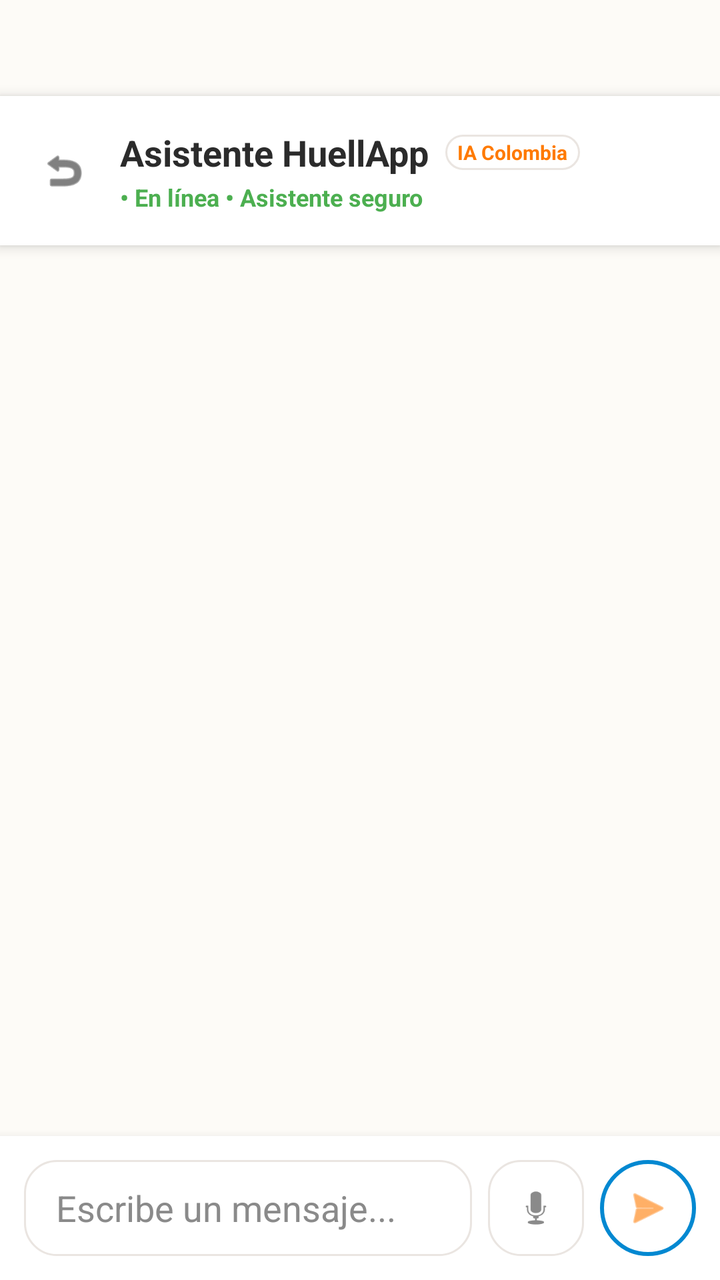
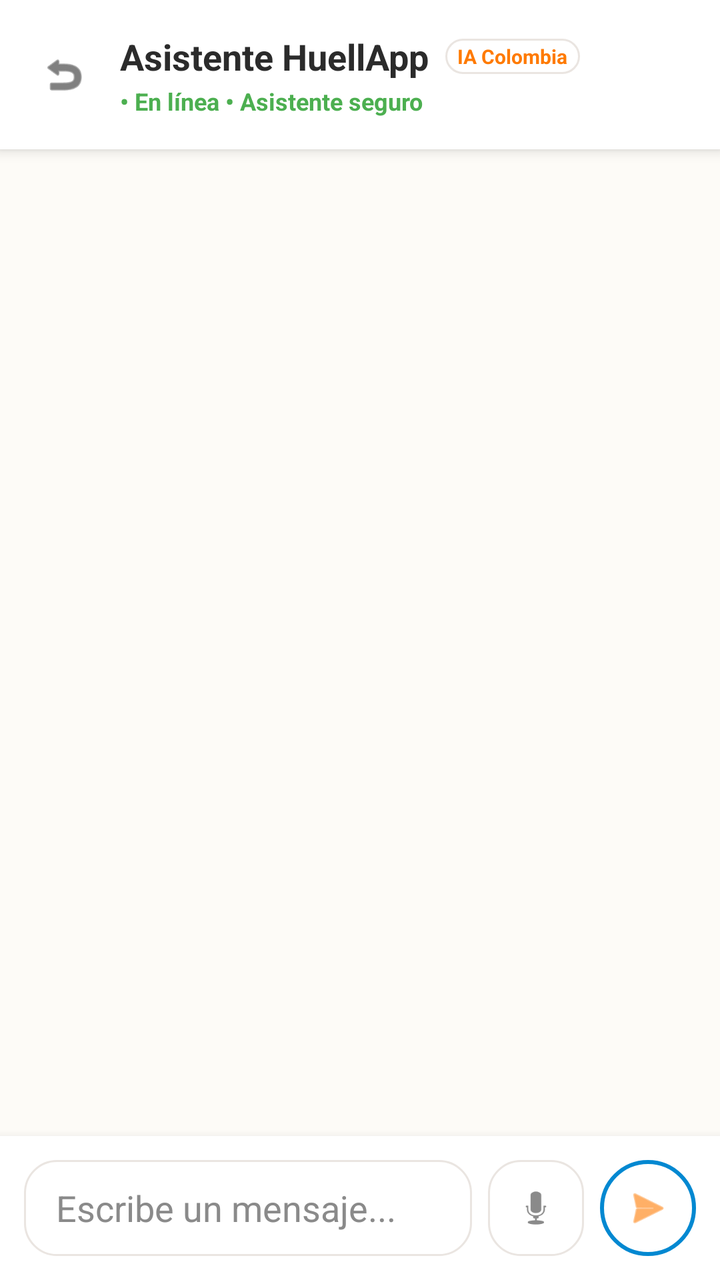

Compare the two renders of this Android layout. The source of the first and the diff that turns it into the second are given below.
<!-- AndroidManifest.xml: application theme Theme.HuellaApp -->
<!-- res/layout/activity_asistente_ia.xml -->
<?xml version="1.0" encoding="utf-8"?>
<androidx.constraintlayout.widget.ConstraintLayout xmlns:android="http://schemas.android.com/apk/res/android"
    xmlns:app="http://schemas.android.com/apk/res-auto"
    xmlns:tools="http://schemas.android.com/tools"
    android:layout_width="match_parent"
    android:layout_height="match_parent"
    android:background="@color/huellapp_background"
    tools:context=".AsistenteIAActivity">

    
    <LinearLayout
        android:id="@+id/headerChat"
        android:layout_width="0dp"
        android:layout_height="wrap_content"
        android:background="@color/white"
        android:elevation="4dp"
        android:gravity="center_vertical"
        android:orientation="horizontal"
        android:padding="16dp"
        android:layout_marginTop="48dp"
        app:layout_constraintEnd_toEndOf="parent"
        app:layout_constraintStart_toStartOf="parent"
        app:layout_constraintTop_toTopOf="parent">

        <ImageView
            android:id="@+id/ivBackChat"
            android:layout_width="32dp"
            android:layout_height="32dp"
            android:background="?attr/selectableItemBackgroundBorderless"
            android:padding="4dp"
            android:src="@android:drawable/ic_menu_revert"
            app:tint="@color/huellapp_text_dark" />

        <LinearLayout
            android:layout_width="0dp"
            android:layout_height="wrap_content"
            android:layout_marginStart="12dp"
            android:layout_weight="1"
            android:orientation="vertical">

            <LinearLayout
                android:layout_width="wrap_content"
                android:layout_height="wrap_content"
                android:gravity="center_vertical"
                android:orientation="horizontal">

                <TextView
                    android:layout_width="wrap_content"
                    android:layout_height="wrap_content"
                    android:text="Asistente HuellApp"
                    android:textColor="@color/huellapp_text_dark"
                    android:textSize="18sp"
                    android:textStyle="bold" />

                <TextView
                    android:layout_width="wrap_content"
                    android:layout_height="wrap_content"
                    android:layout_marginStart="8dp"
                    android:background="@drawable/bg_input_rounded"
                    android:paddingHorizontal="6dp"
                    android:paddingVertical="2dp"
                    android:text="IA Colombia"
                    android:textColor="@color/huellapp_primary"
                    android:textSize="10sp"
                    android:textStyle="bold" />
            </LinearLayout>

            <TextView
                android:layout_width="wrap_content"
                android:layout_height="wrap_content"
                android:layout_marginTop="2dp"
                android:text="• En línea • Asistente seguro"
                android:textColor="@color/huellapp_green"
                android:textSize="12sp"
                android:textStyle="bold" />
        </LinearLayout>
    </LinearLayout>

    
    <androidx.recyclerview.widget.RecyclerView
        android:id="@+id/rvChat"
        android:layout_width="0dp"
        android:layout_height="0dp"
        android:clipToPadding="false"
        android:paddingTop="16dp"
        android:paddingBottom="16dp"
        app:layout_constraintBottom_toTopOf="@id/cardDraftContainer"
        app:layout_constraintEnd_toEndOf="parent"
        app:layout_constraintStart_toStartOf="parent"
        app:layout_constraintTop_toBottomOf="@id/headerChat" />

    
    <LinearLayout
        android:id="@+id/cardDraftContainer"
        android:layout_width="0dp"
        android:layout_height="wrap_content"
        android:layout_marginStart="16dp"
        android:layout_marginEnd="16dp"
        android:layout_marginBottom="16dp"
        android:background="@drawable/bg_draft_card"
        android:elevation="2dp"
        android:orientation="vertical"
        android:padding="16dp"
        android:visibility="gone"
        app:layout_constraintBottom_toTopOf="@id/bottomInputBar"
        app:layout_constraintEnd_toEndOf="parent"
        app:layout_constraintStart_toStartOf="parent">

        <TextView
            android:layout_width="match_parent"
            android:layout_height="wrap_content"
            android:text="BORRADOR DE AVISTAMIENTO ASISTIDO POR IA"
            android:textColor="#F57F17"
            android:textSize="11sp"
            android:textStyle="bold" />

        <TextView
            android:id="@+id/tvDraftDetails"
            android:layout_width="match_parent"
            android:layout_height="wrap_content"
            android:layout_marginTop="8dp"
            android:text="Gato, Negro, C.C. Campanario/Panamericana, Popayán, Asustado/Desorientado."
            android:textColor="@color/huellapp_text_dark"
            android:textSize="14sp" />

        <Button
            android:id="@+id/btnPublicarPista"
            android:layout_width="match_parent"
            android:layout_height="48dp"
            android:layout_marginTop="12dp"
            android:background="@drawable/bg_button_orange"
            android:text="Publicar Pista"
            android:textAllCaps="false"
            android:textColor="@color/white"
            android:textStyle="bold" />
    </LinearLayout>

    
    <androidx.constraintlayout.widget.ConstraintLayout
        android:id="@+id/bottomInputBar"
        android:layout_width="0dp"
        android:layout_height="wrap_content"
        android:background="@color/white"
        android:elevation="8dp"
        android:padding="12dp"
        app:layout_constraintBottom_toBottomOf="parent"
        app:layout_constraintEnd_toEndOf="parent"
        app:layout_constraintStart_toStartOf="parent">

        <EditText
            android:id="@+id/etChatInput"
            android:layout_width="0dp"
            android:layout_height="48dp"
            android:layout_marginEnd="8dp"
            android:background="@drawable/bg_input_rounded"
            android:hint="Escribe un mensaje..."
            android:paddingHorizontal="16dp"
            android:textColorHint="@color/huellapp_text_hint"
            app:layout_constraintBottom_toBottomOf="parent"
            app:layout_constraintEnd_toStartOf="@id/btnVoice"
            app:layout_constraintStart_toStartOf="parent"
            app:layout_constraintTop_toTopOf="parent" />

        <ImageView
            android:id="@+id/btnVoice"
            android:layout_width="48dp"
            android:layout_height="48dp"
            android:layout_marginEnd="8dp"
            android:background="@drawable/bg_input_rounded"
            android:padding="12dp"
            android:src="@android:drawable/ic_btn_speak_now"
            app:layout_constraintBottom_toBottomOf="parent"
            app:layout_constraintEnd_toStartOf="@id/btnSendChat"
            app:layout_constraintTop_toTopOf="parent"
            app:tint="@color/huellapp_text_hint" />

        <ImageView
            android:id="@+id/btnSendChat"
            android:layout_width="48dp"
            android:layout_height="48dp"
            android:background="@drawable/bg_avatar_verified"
            android:padding="12dp"
            android:src="@android:drawable/ic_menu_send"
            app:layout_constraintBottom_toBottomOf="parent"
            app:layout_constraintEnd_toEndOf="parent"
            app:layout_constraintTop_toTopOf="parent"
            app:tint="@color/huellapp_primary" />

    </androidx.constraintlayout.widget.ConstraintLayout>

</androidx.constraintlayout.widget.ConstraintLayout>
<!-- resources referenced by this layout -->
<resources>
  <color name="huellapp_background">#FDFBF7</color>
  <color name="huellapp_green">#4CAF50</color>
  <color name="huellapp_primary">#FF7A00</color>
  <color name="huellapp_text_dark">#2B2B2B</color>
  <color name="huellapp_text_hint">#8A8A8A</color>
  <color name="white">#FFFFFFFF</color>
  <!-- drawable bg_avatar_verified (drawable) -->
  <?xml version="1.0" encoding="utf-8"?>
  <shape xmlns:android="http://schemas.android.com/apk/res/android"
      android:shape="oval">
  
      
      <solid android:color="@android:color/transparent" />
  
      
      <stroke android:width="2dp" android:color="@color/huellapp_blue" />
  
  </shape>
  <!-- drawable bg_button_orange (drawable) -->
  <?xml version="1.0" encoding="utf-8"?>
  <ripple xmlns:android="http://schemas.android.com/apk/res/android"
      android:color="@color/huellapp_primary_dark">
  
      
      <item>
          <shape android:shape="rectangle">
              <solid android:color="@color/huellapp_primary"/>
              <corners android:radius="24dp"/>
          </shape>
      </item>
  </ripple>
  <!-- drawable bg_draft_card (drawable) -->
  <?xml version="1.0" encoding="utf-8"?>
  <shape xmlns:android="http://schemas.android.com/apk/res/android"
      android:shape="rectangle">
      <solid android:color="#FFF8E1" /> 
      <stroke android:width="1dp" android:color="#FFC107" />
      <corners android:radius="16dp" />
  </shape>
  <!-- drawable bg_input_rounded (drawable) -->
  <?xml version="1.0" encoding="utf-8"?>
  <selector xmlns:android="http://schemas.android.com/apk/res/android">
      
      <item android:state_focused="true">
          <shape android:shape="rectangle">
              <solid android:color="@color/huellapp_card_bg"/>
              <corners android:radius="16dp"/>
              
              <stroke android:width="2dp" android:color="@color/huellapp_primary"/>
          </shape>
      </item>
  
      
      <item>
          <shape android:shape="rectangle">
              <solid android:color="@color/huellapp_card_bg"/>
              <corners android:radius="16dp"/>
              <stroke android:width="1dp" android:color="@color/huellapp_border"/>
          </shape>
      </item>
  </selector>
  <style name="Theme.HuellaApp" parent="Base.Theme.HuellaApp" />
  <color name="huellapp_blue">#0288D1</color>
  <color name="huellapp_primary_dark">#E65100</color>
  <color name="huellapp_card_bg">#FFFFFF</color>
  <color name="huellapp_border">#EAE5E1</color>
  <style name="Base.Theme.HuellaApp" parent="Theme.MaterialComponents.DayNight.NoActionBar">
          
          <item name="colorPrimary">@color/huellapp_primary</item>
          <item name="colorPrimaryVariant">@color/huellapp_primary_dark</item>
          <item name="colorOnPrimary">@color/white</item>
  
          
          <item name="android:windowBackground">@color/huellapp_background</item>
          <item name="colorSurface">@color/huellapp_card_bg</item>
      </style>
</resources>

<!-- the commit's change to res/layout/activity_asistente_ia.xml (unified diff, before → after) -->
@@ -17,7 +17,6 @@
         android:gravity="center_vertical"
         android:orientation="horizontal"
         android:padding="16dp"
-        android:layout_marginTop="48dp"
         app:layout_constraintEnd_toEndOf="parent"
         app:layout_constraintStart_toStartOf="parent"
         app:layout_constraintTop_toTopOf="parent">
